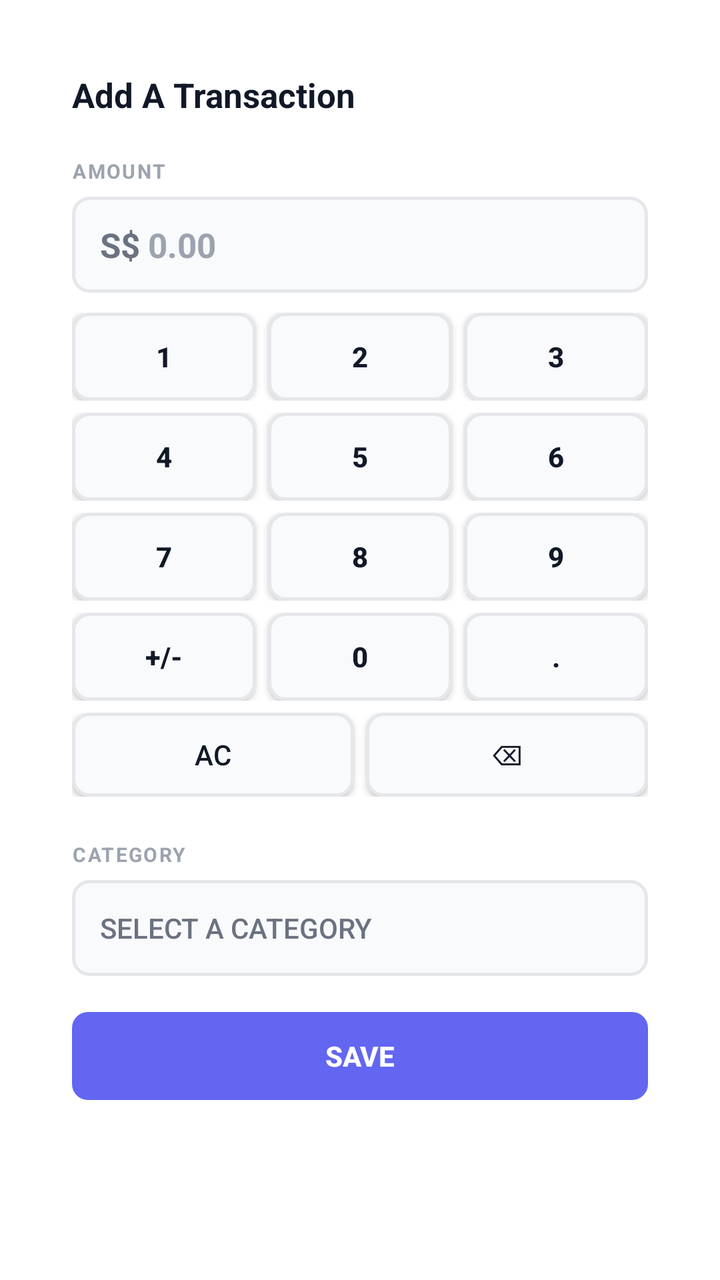
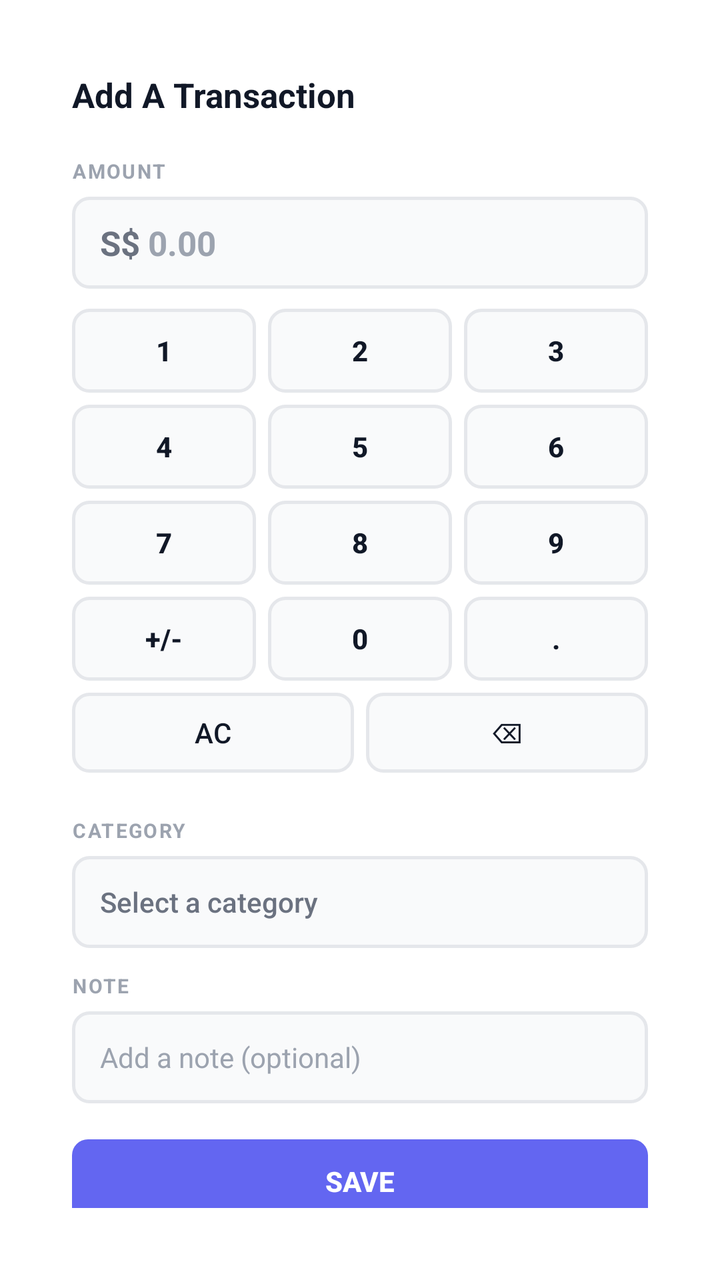

An Android layout rendered at two revisions. The XML below is the earlier revision; the diff shows what the commit changed to produce the second picture.
<!-- AndroidManifest.xml: activity theme Theme.WidgetEntryDialog -->
<!-- res/layout/activity_widget_entry.xml -->
<?xml version="1.0" encoding="utf-8"?>
<LinearLayout xmlns:android="http://schemas.android.com/apk/res/android"
    android:layout_width="match_parent"
    android:layout_height="wrap_content"
    android:orientation="vertical"
    android:padding="20dp"
    android:background="@android:color/white">

    
    <TextView
        android:layout_width="wrap_content"
        android:layout_height="wrap_content"
        android:text="Add A Transaction"
        android:textColor="#111827"
        android:textSize="17sp"
        android:textStyle="bold"
        android:layout_marginBottom="20dp" />

    
    <TextView
        android:layout_width="wrap_content"
        android:layout_height="wrap_content"
        android:text="AMOUNT"
        android:textColor="#9ca3af"
        android:textSize="10sp"
        android:letterSpacing="0.08"
        android:textStyle="bold"
        android:layout_marginBottom="6dp" />

    <LinearLayout
        android:layout_width="match_parent"
        android:layout_height="wrap_content"
        android:orientation="horizontal"
        android:gravity="center_vertical"
        android:background="@drawable/input_background"
        android:paddingStart="14dp"
        android:paddingEnd="14dp"
        android:paddingTop="0dp"
        android:paddingBottom="0dp"
        android:layout_marginBottom="4dp">

        <TextView
            android:layout_width="wrap_content"
            android:layout_height="wrap_content"
            android:text="S$"
            android:textColor="#6b7280"
            android:textSize="17sp"
            android:textStyle="bold"
            android:layout_marginEnd="4dp" />

        <EditText
            android:id="@+id/amount_input"
            android:layout_width="match_parent"
            android:layout_height="48dp"
            android:inputType="none"
            android:hint="0.00"
            android:textColorHint="#9ca3af"
            android:textColor="#111827"
            android:textSize="17sp"
            android:textStyle="bold"
            android:background="@null"
            android:importantForAutofill="no"
            android:focusable="false"
            android:focusableInTouchMode="false"
            android:cursorVisible="false"
            android:longClickable="false"
            android:textIsSelectable="false" />

    </LinearLayout>

    
    <TextView
        android:id="@+id/amount_error"
        android:layout_width="wrap_content"
        android:layout_height="wrap_content"
        android:textColor="#ef4444"
        android:textSize="12sp"
        android:layout_marginBottom="4dp"
        android:visibility="gone" />

    
    <LinearLayout
        android:layout_width="match_parent"
        android:layout_height="wrap_content"
        android:orientation="vertical"
        android:layout_marginTop="6dp"
        android:layout_marginBottom="10dp">

        <LinearLayout
            android:layout_width="match_parent"
            android:layout_height="wrap_content"
            android:orientation="horizontal"
            android:layout_marginBottom="6dp">

            <Button
                android:id="@+id/key_1"
                android:layout_width="0dp"
                android:layout_height="44dp"
                android:layout_weight="1"
                android:text="1"
                android:textAllCaps="false"
                android:textStyle="bold"
                android:textColor="#111827"
                android:background="@drawable/input_background" />

            <Space
                android:layout_width="6dp"
                android:layout_height="1dp" />

            <Button
                android:id="@+id/key_2"
                android:layout_width="0dp"
                android:layout_height="44dp"
                android:layout_weight="1"
                android:text="2"
                android:textAllCaps="false"
                android:textStyle="bold"
                android:textColor="#111827"
                android:background="@drawable/input_background" />

            <Space
                android:layout_width="6dp"
                android:layout_height="1dp" />

            <Button
                android:id="@+id/key_3"
                android:layout_width="0dp"
                android:layout_height="44dp"
                android:layout_weight="1"
                android:text="3"
                android:textAllCaps="false"
                android:textStyle="bold"
                android:textColor="#111827"
                android:background="@drawable/input_background" />
        </LinearLayout>

        <LinearLayout
            android:layout_width="match_parent"
            android:layout_height="wrap_content"
            android:orientation="horizontal"
            android:layout_marginBottom="6dp">

            <Button
                android:id="@+id/key_4"
                android:layout_width="0dp"
                android:layout_height="44dp"
                android:layout_weight="1"
                android:text="4"
                android:textAllCaps="false"
                android:textStyle="bold"
                android:textColor="#111827"
                android:background="@drawable/input_background" />

            <Space
                android:layout_width="6dp"
                android:layout_height="1dp" />

            <Button
                android:id="@+id/key_5"
                android:layout_width="0dp"
                android:layout_height="44dp"
                android:layout_weight="1"
                android:text="5"
                android:textAllCaps="false"
                android:textStyle="bold"
                android:textColor="#111827"
                android:background="@drawable/input_background" />

            <Space
                android:layout_width="6dp"
                android:layout_height="1dp" />

            <Button
                android:id="@+id/key_6"
                android:layout_width="0dp"
                android:layout_height="44dp"
                android:layout_weight="1"
                android:text="6"
                android:textAllCaps="false"
                android:textStyle="bold"
                android:textColor="#111827"
                android:background="@drawable/input_background" />
        </LinearLayout>

        <LinearLayout
            android:layout_width="match_parent"
            android:layout_height="wrap_content"
            android:orientation="horizontal"
            android:layout_marginBottom="6dp">

            <Button
                android:id="@+id/key_7"
                android:layout_width="0dp"
                android:layout_height="44dp"
                android:layout_weight="1"
                android:text="7"
                android:textAllCaps="false"
                android:textStyle="bold"
                android:textColor="#111827"
                android:background="@drawable/input_background" />

            <Space
                android:layout_width="6dp"
                android:layout_height="1dp" />

            <Button
                android:id="@+id/key_8"
                android:layout_width="0dp"
                android:layout_height="44dp"
                android:layout_weight="1"
                android:text="8"
                android:textAllCaps="false"
                android:textStyle="bold"
                android:textColor="#111827"
                android:background="@drawable/input_background" />

            <Space
                android:layout_width="6dp"
                android:layout_height="1dp" />

            <Button
                android:id="@+id/key_9"
                android:layout_width="0dp"
                android:layout_height="44dp"
                android:layout_weight="1"
                android:text="9"
                android:textAllCaps="false"
                android:textStyle="bold"
                android:textColor="#111827"
                android:background="@drawable/input_background" />
        </LinearLayout>

        <LinearLayout
            android:layout_width="match_parent"
            android:layout_height="wrap_content"
            android:orientation="horizontal">

            <Button
                android:id="@+id/key_sign"
                android:layout_width="0dp"
                android:layout_height="44dp"
                android:layout_weight="1"
                android:text="+/-"
                android:textAllCaps="false"
                android:textStyle="bold"
                android:textColor="#111827"
                android:background="@drawable/input_background" />

            <Space
                android:layout_width="6dp"
                android:layout_height="1dp" />

            <Button
                android:id="@+id/key_0"
                android:layout_width="0dp"
                android:layout_height="44dp"
                android:layout_weight="1"
                android:text="0"
                android:textAllCaps="false"
                android:textStyle="bold"
                android:textColor="#111827"
                android:background="@drawable/input_background" />

            <Space
                android:layout_width="6dp"
                android:layout_height="1dp" />

            <Button
                android:id="@+id/key_decimal"
                android:layout_width="0dp"
                android:layout_height="44dp"
                android:layout_weight="1"
                android:text="."
                android:textAllCaps="false"
                android:textStyle="bold"
                android:textColor="#111827"
                android:background="@drawable/input_background" />
        </LinearLayout>

        <LinearLayout
            android:layout_width="match_parent"
            android:layout_height="wrap_content"
            android:orientation="horizontal"
            android:layout_marginTop="6dp">

            <Button
                android:id="@+id/key_clear"
                android:layout_width="0dp"
                android:layout_height="42dp"
                android:layout_weight="1"
                android:text="AC"
                android:textAllCaps="false"
                android:textColor="#111827"
                android:background="@drawable/input_background" />

            <Space
                android:layout_width="6dp"
                android:layout_height="1dp" />

            <Button
                android:id="@+id/key_backspace"
                android:layout_width="0dp"
                android:layout_height="42dp"
                android:layout_weight="1"
                android:text="&#x232b;"
                android:textAllCaps="false"
                android:textColor="#111827"
                android:background="@drawable/input_background" />
        </LinearLayout>
    </LinearLayout>

    
    <TextView
        android:layout_width="wrap_content"
        android:layout_height="wrap_content"
        android:text="CATEGORY"
        android:textColor="#9ca3af"
        android:textSize="10sp"
        android:letterSpacing="0.08"
        android:textStyle="bold"
        android:layout_marginTop="12dp"
        android:layout_marginBottom="6dp" />

    <Button
        android:id="@+id/category_btn"
        android:layout_width="match_parent"
        android:layout_height="48dp"
        android:text="Select a category"
        android:textColor="#6b7280"
        android:textSize="14sp"
        android:gravity="start|center_vertical"
        android:paddingStart="14dp"
        android:paddingEnd="14dp"
        android:background="@drawable/category_btn_bg"
        android:layout_marginBottom="4dp"
        style="?attr/borderlessButtonStyle" />

    
    <TextView
        android:id="@+id/category_error"
        android:layout_width="wrap_content"
        android:layout_height="wrap_content"
        android:textColor="#ef4444"
        android:textSize="12sp"
        android:layout_marginBottom="4dp"
        android:visibility="gone" />

    
    <Button
        android:id="@+id/save_btn"
        android:layout_width="match_parent"
        android:layout_height="44dp"
        android:text="Save"
        android:textColor="#ffffff"
        android:textSize="14sp"
        android:textStyle="bold"
        android:background="@drawable/dialog_button_bg"
        android:layout_marginTop="14dp"
        style="?attr/borderlessButtonStyle" />

</LinearLayout>
<!-- resources referenced by this layout -->
<resources>
  <!-- drawable category_btn_bg (drawable) -->
  <?xml version="1.0" encoding="utf-8"?>
  <selector xmlns:android="http://schemas.android.com/apk/res/android">
  
      
      <item android:state_pressed="true">
          <shape android:shape="rectangle">
              <solid android:color="#f3f4f6" />
              <stroke
                  android:width="1.5dp"
                  android:color="#6366f1" />
              <corners android:radius="8dp" />
          </shape>
      </item>
  
      
      <item>
          <shape android:shape="rectangle">
              <solid android:color="#f9fafb" />
              <stroke
                  android:width="1.5dp"
                  android:color="#e5e7eb" />
              <corners android:radius="8dp" />
          </shape>
      </item>
  
  </selector>
  <!-- drawable dialog_button_bg (drawable) -->
  <?xml version="1.0" encoding="utf-8"?>
  <selector xmlns:android="http://schemas.android.com/apk/res/android">
  
      
      <item android:state_enabled="false">
          <shape android:shape="rectangle">
              <solid android:color="#a5b4fc" />
              <corners android:radius="8dp" />
          </shape>
      </item>
  
      
      <item android:state_pressed="true">
          <shape android:shape="rectangle">
              <solid android:color="#4f46e5" />
              <corners android:radius="8dp" />
          </shape>
      </item>
  
      
      <item>
          <shape android:shape="rectangle">
              <solid android:color="#6366f1" />
              <corners android:radius="8dp" />
          </shape>
      </item>
  
  </selector>
  <!-- drawable input_background (drawable) -->
  <?xml version="1.0" encoding="utf-8"?>
  <shape xmlns:android="http://schemas.android.com/apk/res/android"
      android:shape="rectangle">
      <solid android:color="#f9fafb" />
      <stroke
          android:width="1.5dp"
          android:color="#e5e7eb" />
      <corners android:radius="8dp" />
  </shape>
  <style name="Theme.WidgetEntryDialog" parent="@style/Theme.AppCompat.Light.Dialog">
          <item name="windowActionBar">false</item>
          <item name="windowNoTitle">true</item>
          <item name="android:windowMinWidthMajor">85%</item>
          <item name="android:windowMinWidthMinor">85%</item>
      </style>
</resources>

<!-- the commit's change to res/layout/activity_widget_entry.xml (unified diff, before → after) -->
@@ -51,7 +51,7 @@
         <EditText
             android:id="@+id/amount_input"
             android:layout_width="match_parent"
-            android:layout_height="48dp"
+            android:layout_height="46dp"
             android:inputType="none"
             android:hint="0.00"
             android:textColorHint="#9ca3af"
@@ -95,13 +95,15 @@
             <Button
                 android:id="@+id/key_1"
                 android:layout_width="0dp"
-                android:layout_height="44dp"
+                android:layout_height="42dp"
                 android:layout_weight="1"
                 android:text="1"
                 android:textAllCaps="false"
                 android:textStyle="bold"
                 android:textColor="#111827"
-                android:background="@drawable/input_background" />
+                android:background="@drawable/input_background"
+                android:elevation="0dp"
+                android:stateListAnimator="@null" />
 
             <Space
                 android:layout_width="6dp"
@@ -110,13 +112,15 @@
             <Button
                 android:id="@+id/key_2"
                 android:layout_width="0dp"
-                android:layout_height="44dp"
+                android:layout_height="42dp"
                 android:layout_weight="1"
                 android:text="2"
                 android:textAllCaps="false"
                 android:textStyle="bold"
                 android:textColor="#111827"
-                android:background="@drawable/input_background" />
+                android:background="@drawable/input_background"
+                android:elevation="0dp"
+                android:stateListAnimator="@null" />
 
             <Space
                 android:layout_width="6dp"
@@ -125,13 +129,15 @@
             <Button
                 android:id="@+id/key_3"
                 android:layout_width="0dp"
-                android:layout_height="44dp"
+                android:layout_height="42dp"
                 android:layout_weight="1"
                 android:text="3"
                 android:textAllCaps="false"
                 android:textStyle="bold"
                 android:textColor="#111827"
-                android:background="@drawable/input_background" />
+                android:background="@drawable/input_background"
+                android:elevation="0dp"
+                android:stateListAnimator="@null" />
         </LinearLayout>
 
         <LinearLayout
@@ -143,13 +149,15 @@
             <Button
                 android:id="@+id/key_4"
                 android:layout_width="0dp"
-                android:layout_height="44dp"
+                android:layout_height="42dp"
                 android:layout_weight="1"
                 android:text="4"
                 android:textAllCaps="false"
                 android:textStyle="bold"
                 android:textColor="#111827"
-                android:background="@drawable/input_background" />
+                android:background="@drawable/input_background"
+                android:elevation="0dp"
+                android:stateListAnimator="@null" />
 
             <Space
                 android:layout_width="6dp"
@@ -158,13 +166,15 @@
             <Button
                 android:id="@+id/key_5"
                 android:layout_width="0dp"
-                android:layout_height="44dp"
+                android:layout_height="42dp"
                 android:layout_weight="1"
                 android:text="5"
                 android:textAllCaps="false"
                 android:textStyle="bold"
                 android:textColor="#111827"
-                android:background="@drawable/input_background" />
+                android:background="@drawable/input_background"
+                android:elevation="0dp"
+                android:stateListAnimator="@null" />
 
             <Space
                 android:layout_width="6dp"
@@ -173,13 +183,15 @@
             <Button
                 android:id="@+id/key_6"
                 android:layout_width="0dp"
-                android:layout_height="44dp"
+                android:layout_height="42dp"
                 android:layout_weight="1"
                 android:text="6"
                 android:textAllCaps="false"
                 android:textStyle="bold"
                 android:textColor="#111827"
-                android:background="@drawable/input_background" />
+                android:background="@drawable/input_background"
+                android:elevation="0dp"
+                android:stateListAnimator="@null" />
         </LinearLayout>
 
         <LinearLayout
@@ -191,13 +203,15 @@
             <Button
                 android:id="@+id/key_7"
                 android:layout_width="0dp"
-                android:layout_height="44dp"
+                android:layout_height="42dp"
                 android:layout_weight="1"
                 android:text="7"
                 android:textAllCaps="false"
                 android:textStyle="bold"
                 android:textColor="#111827"
-                android:background="@drawable/input_background" />
+                android:background="@drawable/input_background"
+                android:elevation="0dp"
+                android:stateListAnimator="@null" />
 
             <Space
                 android:layout_width="6dp"
@@ -206,13 +220,15 @@
             <Button
                 android:id="@+id/key_8"
                 android:layout_width="0dp"
-                android:layout_height="44dp"
+                android:layout_height="42dp"
                 android:layout_weight="1"
                 android:text="8"
                 android:textAllCaps="false"
                 android:textStyle="bold"
                 android:textColor="#111827"
-                android:background="@drawable/input_background" />
+                android:background="@drawable/input_background"
+                android:elevation="0dp"
+                android:stateListAnimator="@null" />
 
             <Space
                 android:layout_width="6dp"
@@ -221,13 +237,15 @@
             <Button
                 android:id="@+id/key_9"
                 android:layout_width="0dp"
-                android:layout_height="44dp"
+                android:layout_height="42dp"
                 android:layout_weight="1"
                 android:text="9"
                 android:textAllCaps="false"
                 android:textStyle="bold"
                 android:textColor="#111827"
-                android:background="@drawable/input_background" />
+                android:background="@drawable/input_background"
+                android:elevation="0dp"
+                android:stateListAnimator="@null" />
         </LinearLayout>
 
         <LinearLayout
@@ -238,13 +256,15 @@
             <Button
                 android:id="@+id/key_sign"
                 android:layout_width="0dp"
-                android:layout_height="44dp"
+                android:layout_height="42dp"
                 android:layout_weight="1"
                 android:text="+/-"
                 android:textAllCaps="false"
                 android:textStyle="bold"
                 android:textColor="#111827"
-                android:background="@drawable/input_background" />
+                android:background="@drawable/input_background"
+                android:elevation="0dp"
+                android:stateListAnimator="@null" />
 
             <Space
                 android:layout_width="6dp"
@@ -253,13 +273,15 @@
             <Button
                 android:id="@+id/key_0"
                 android:layout_width="0dp"
-                android:layout_height="44dp"
+                android:layout_height="42dp"
                 android:layout_weight="1"
                 android:text="0"
                 android:textAllCaps="false"
                 android:textStyle="bold"
                 android:textColor="#111827"
-                android:background="@drawable/input_background" />
+                android:background="@drawable/input_background"
+                android:elevation="0dp"
+                android:stateListAnimator="@null" />
 
             <Space
                 android:layout_width="6dp"
@@ -268,13 +290,15 @@
             <Button
                 android:id="@+id/key_decimal"
                 android:layout_width="0dp"
-                android:layout_height="44dp"
+                android:layout_height="42dp"
                 android:layout_weight="1"
                 android:text="."
                 android:textAllCaps="false"
                 android:textStyle="bold"
                 android:textColor="#111827"
-                android:background="@drawable/input_background" />
+                android:background="@drawable/input_background"
+                android:elevation="0dp"
+                android:stateListAnimator="@null" />
         </LinearLayout>
 
         <LinearLayout
@@ -286,12 +310,14 @@
             <Button
                 android:id="@+id/key_clear"
                 android:layout_width="0dp"
-                android:layout_height="42dp"
+                android:layout_height="40dp"
                 android:layout_weight="1"
                 android:text="AC"
                 android:textAllCaps="false"
                 android:textColor="#111827"
-                android:background="@drawable/input_background" />
+                android:background="@drawable/input_background"
+                android:elevation="0dp"
+                android:stateListAnimator="@null" />
 
             <Space
                 android:layout_width="6dp"
@@ -300,12 +326,14 @@
             <Button
                 android:id="@+id/key_backspace"
                 android:layout_width="0dp"
-                android:layout_height="42dp"
+                android:layout_height="40dp"
                 android:layout_weight="1"
                 android:text="&#x232b;"
                 android:textAllCaps="false"
                 android:textColor="#111827"
-                android:background="@drawable/input_background" />
+                android:background="@drawable/input_background"
+                android:elevation="0dp"
+                android:stateListAnimator="@null" />
         </LinearLayout>
     </LinearLayout>
 
@@ -324,16 +352,47 @@
     <Button
         android:id="@+id/category_btn"
         android:layout_width="match_parent"
-        android:layout_height="48dp"
+        android:layout_height="46dp"
         android:text="Select a category"
+        android:textAllCaps="false"
         android:textColor="#6b7280"
         android:textSize="14sp"
         android:gravity="start|center_vertical"
         android:paddingStart="14dp"
         android:paddingEnd="14dp"
         android:background="@drawable/category_btn_bg"
+        android:elevation="0dp"
+        android:stateListAnimator="@null"
         android:layout_marginBottom="4dp"
         style="?attr/borderlessButtonStyle" />
+
+    
+    <TextView
+        android:layout_width="wrap_content"
+        android:layout_height="wrap_content"
+        android:text="NOTE"
+        android:textColor="#9ca3af"
+        android:textSize="10sp"
+        android:letterSpacing="0.08"
+        android:textStyle="bold"
+        android:layout_marginTop="8dp"
+        android:layout_marginBottom="6dp" />
+
+    <EditText
+        android:id="@+id/note_input"
+        android:layout_width="match_parent"
+        android:layout_height="46dp"
+        android:background="@drawable/input_background"
+        android:paddingStart="14dp"
+        android:paddingEnd="14dp"
+        android:hint="Add a note (optional)"
+        android:textColor="#111827"
+        android:textColorHint="#9ca3af"
+        android:textSize="14sp"
+        android:maxLines="1"
+        android:inputType="textCapSentences"
+        android:importantForAutofill="yes"
+        android:layout_marginBottom="4dp" />
 
     
     <TextView
@@ -349,12 +408,14 @@
     <Button
         android:id="@+id/save_btn"
         android:layout_width="match_parent"
-        android:layout_height="44dp"
+        android:layout_height="42dp"
         android:text="Save"
         android:textColor="#ffffff"
         android:textSize="14sp"
         android:textStyle="bold"
         android:background="@drawable/dialog_button_bg"
+        android:elevation="0dp"
+        android:stateListAnimator="@null"
         android:layout_marginTop="14dp"
         style="?attr/borderlessButtonStyle" />
 
